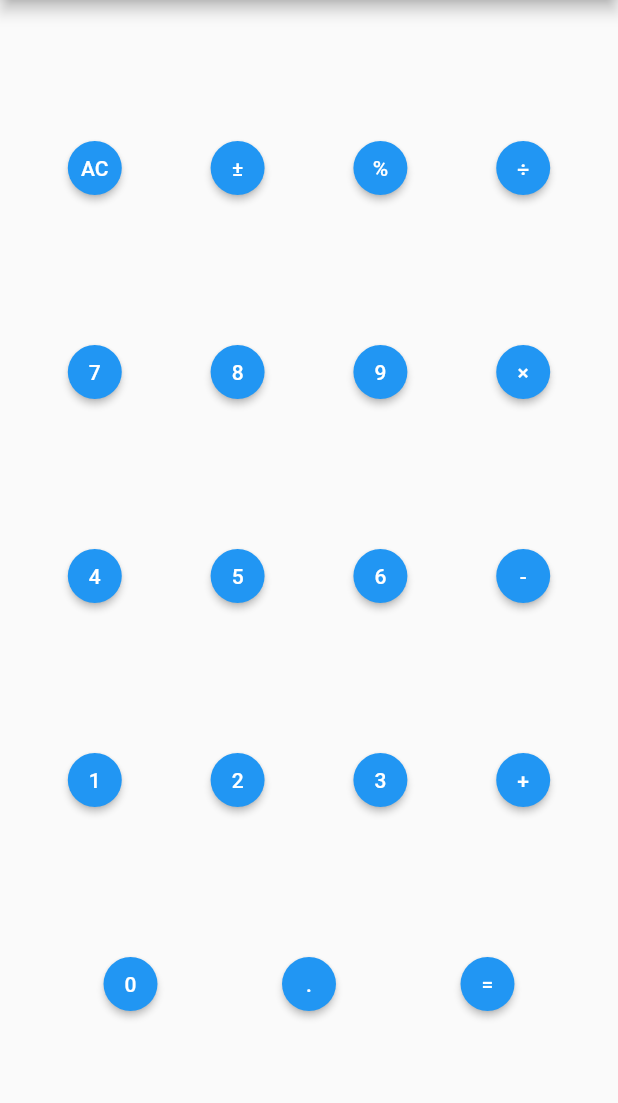
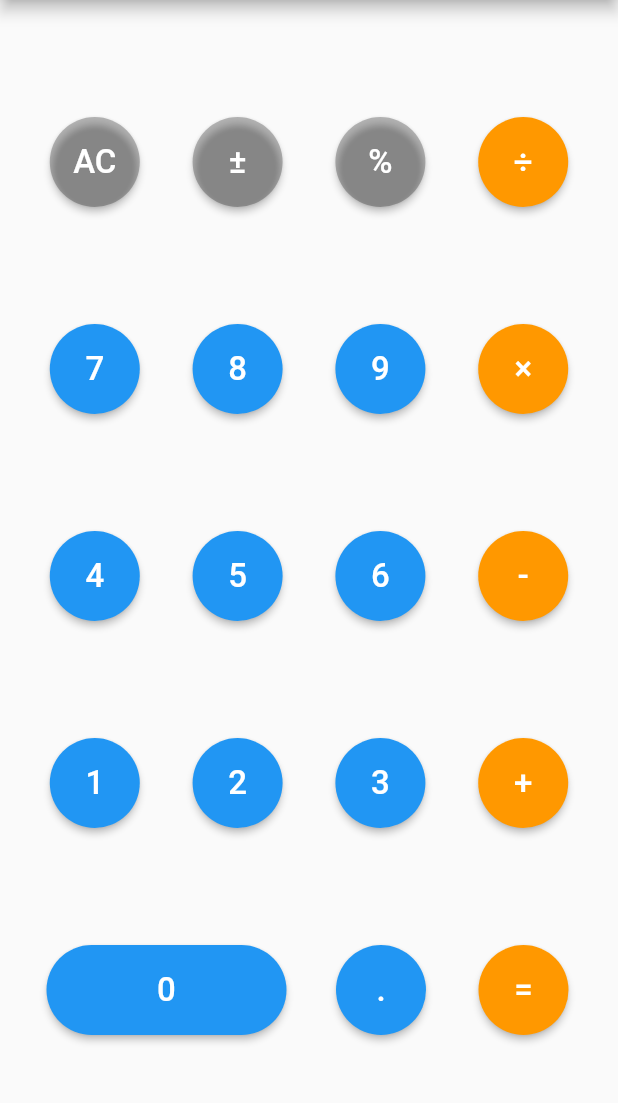
Before and after one commit to yuya-okada527/flutter_calculator_sample, a Flutter app: the screen it shows after launch, on a phone screen of 412 x 824 dp, the part 84-1187 px from its top. Run offline on Flutter 3.47's test engine with Material 2 defaults, Android fonts, the phone set to English and light mode, and no system bars.

Commit message:
adjust button design

```diff
--- a/lib/pages/home_page.dart
+++ b/lib/pages/home_page.dart
@@ -1,6 +1,5 @@
 import 'package:flutter/material.dart';
 import 'package:flutter_calculator/widgets/calculator_button.dart';
-
 
 class Calculator extends StatefulWidget {
   const Calculator({Key? key}) : super(key: key);
@@ -10,7 +9,6 @@ class Calculator extends StatefulWidget {
 }
 
 class _CalculatorState extends State<Calculator> {
-
   @override
   Widget build(BuildContext context) {
     return Scaffold(
@@ -24,45 +22,140 @@ class _CalculatorState extends State<Calculator> {
             Row(
               mainAxisAlignment: MainAxisAlignment.spaceEvenly,
               children: <Widget>[
-                CalculatorButton(value: "AC", onClick: () {}),
-                CalculatorButton(value: "±", onClick: () {}),
-                CalculatorButton(value: "%", onClick: () {}),
-                CalculatorButton(value: "÷", onClick: () {})
+                CalculatorButton(
+                  value: "AC",
+                  onClick: () {},
+                  color: Colors.black26,
+                  isWide: false,
+                ),
+                CalculatorButton(
+                  value: "±",
+                  onClick: () {},
+                  color: Colors.black26,
+                  isWide: false,
+                ),
+                CalculatorButton(
+                  value: "%",
+                  onClick: () {},
+                  color: Colors.black26,
+                  isWide: false,
+                ),
+                CalculatorButton(
+                  value: "÷",
+                  onClick: () {},
+                  color: Colors.orange,
+                  isWide: false,
+                )
               ],
             ),
             Row(
               mainAxisAlignment: MainAxisAlignment.spaceEvenly,
               children: <Widget>[
-                CalculatorButton(value: "7", onClick: () {}),
-                CalculatorButton(value: "8", onClick: () {}),
-                CalculatorButton(value: "9", onClick: () {}),
-                CalculatorButton(value: "×", onClick: () {})
+                CalculatorButton(
+                  value: "7",
+                  onClick: () {},
+                  color: Colors.blue,
+                  isWide: false,
+                ),
+                CalculatorButton(
+                  value: "8",
+                  onClick: () {},
+                  color: Colors.blue,
+                  isWide: false,
+                ),
+                CalculatorButton(
+                  value: "9",
+                  onClick: () {},
+                  color: Colors.blue,
+                  isWide: false,
+                ),
+                CalculatorButton(
+                  value: "×",
+                  onClick: () {},
+                  color: Colors.orange,
+                  isWide: false,
+                )
               ],
             ),
             Row(
               mainAxisAlignment: MainAxisAlignment.spaceEvenly,
               children: <Widget>[
-                CalculatorButton(value: "4", onClick: () {}),
-                CalculatorButton(value: "5", onClick: () {}),
-                CalculatorButton(value: "6", onClick: () {}),
-                CalculatorButton(value: "-", onClick: () {})
+                CalculatorButton(
+                  value: "4",
+                  onClick: () {},
+                  color: Colors.blue,
+                  isWide: false,
+                ),
+                CalculatorButton(
+                  value: "5",
+                  onClick: () {},
+                  color: Colors.blue,
+                  isWide: false,
+                ),
+                CalculatorButton(
+                  value: "6",
+                  onClick: () {},
+                  color: Colors.blue,
+                  isWide: false,
+                ),
+                CalculatorButton(
+                  value: "-",
+                  onClick: () {},
+                  color: Colors.orange,
+                  isWide: false,
+                )
               ],
             ),
             Row(
               mainAxisAlignment: MainAxisAlignment.spaceEvenly,
               children: <Widget>[
-                CalculatorButton(value: "1", onClick: () {}),
-                CalculatorButton(value: "2", onClick: () {}),
-                CalculatorButton(value: "3", onClick: () {}),
-                CalculatorButton(value: "+", onClick: () {})
+                CalculatorButton(
+                  value: "1",
+                  onClick: () {},
+                  color: Colors.blue,
+                  isWide: false,
+                ),
+                CalculatorButton(
+                  value: "2",
+                  onClick: () {},
+                  color: Colors.blue,
+                  isWide: false,
+                ),
+                CalculatorButton(
+                  value: "3",
+                  onClick: () {},
+                  color: Colors.blue,
+                  isWide: false,
+                ),
+                CalculatorButton(
+                  value: "+",
+                  onClick: () {},
+                  color: Colors.orange,
+                  isWide: false,
+                )
               ],
             ),
             Row(
               mainAxisAlignment: MainAxisAlignment.spaceEvenly,
               children: <Widget>[
-                CalculatorButton(value: "0", onClick: () {}),
-                CalculatorButton(value: ".", onClick: () {}),
-                CalculatorButton(value: "=", onClick: () {})
+                CalculatorButton(
+                  value: "0",
+                  onClick: () {},
+                  color: Colors.blue,
+                  isWide: true,
+                ),
+                CalculatorButton(
+                  value: ".",
+                  onClick: () {},
+                  color: Colors.blue,
+                  isWide: false,
+                ),
+                CalculatorButton(
+                  value: "=",
+                  onClick: () {},
+                  color: Colors.orange,
+                  isWide: false,
+                )
               ],
             ),
           ],
--- a/lib/widgets/calculator_button.dart
+++ b/lib/widgets/calculator_button.dart
@@ -1,18 +1,33 @@
 import 'package:flutter/material.dart';
-
 
 class CalculatorButton extends StatelessWidget {
   final String value;
   final Function onClick;
+  final Color color;
+  final bool isWide;
 
-  // ignore: prefer_const_constructors_in_immutables
-  CalculatorButton({Key? key, required this.value, required this.onClick}) : super(key: key);
+  const CalculatorButton(
+      {Key? key,
+      required this.value,
+      required this.onClick,
+      required this.color,
+      required this.isWide})
+      : super(key: key);
   @override
   Widget build(BuildContext context) {
     return ElevatedButton(
-      child: Text(value),
+      child: Text(
+        value,
+        style: const TextStyle(
+          fontSize: 22,
+        ),
+      ),
+      // ignore: todo
+      // TODO: refactor
       style: ElevatedButton.styleFrom(
-        shape: const CircleBorder(),
+        primary: color,
+        shape: isWide ? const StadiumBorder() : const CircleBorder(),
+        fixedSize: isWide ? const Size(160, 60) : const Size(60, 60),
       ),
       onPressed: () {
         onClick();
```
